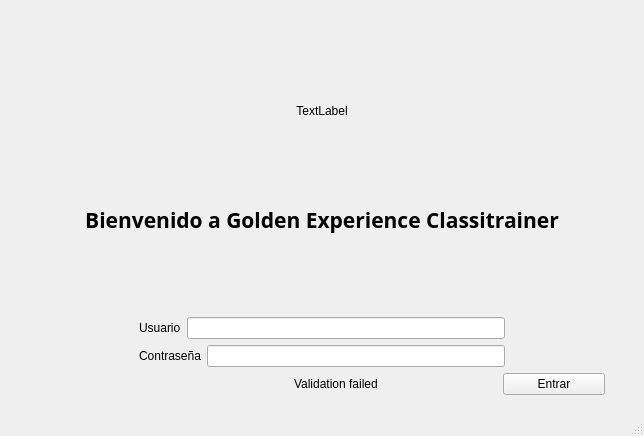
This is Resources/UI/VentanaLogin.ui in 40CompilerErrors/Proyecto2 as Qt 5 draws it before an edit. The edited form follows.
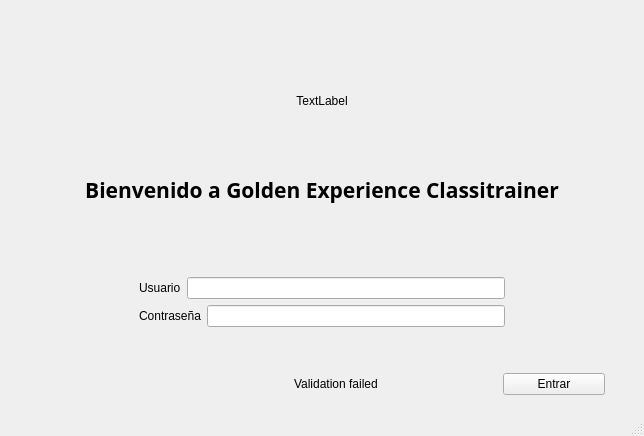
This is the edited form.

```diff
--- a/Resources/UI/VentanaLogin.ui
+++ b/Resources/UI/VentanaLogin.ui
@@ -198,6 +198,22 @@
         </item>
        </layout>
       </item>
+      <item>
+       <spacer name="verticalSpacer_3">
+        <property name="orientation">
+         <enum>Qt::Vertical</enum>
+        </property>
+        <property name="sizeType">
+         <enum>QSizePolicy::Minimum</enum>
+        </property>
+        <property name="sizeHint" stdset="0">
+         <size>
+          <width>20</width>
+          <height>40</height>
+         </size>
+        </property>
+       </spacer>
+      </item>
       <item>
        <layout class="QHBoxLayout" name="horizontalLayout_6">
         <item>
```
Left out of the diff: 2 changed lines with no effect on the pictures.
